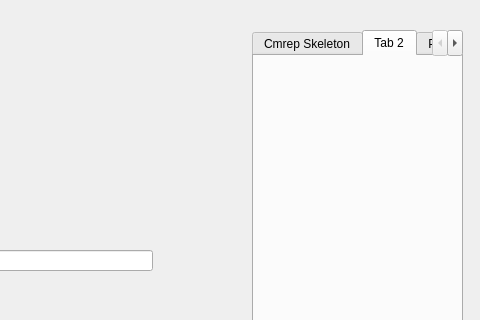
tiansijie/cmrep_skelGUI, file EventQtSlotConnect.ui: the form before one commit; both pictures show x 318 to 798 and y 0 to 320 of the 798 by 660 pixel window.
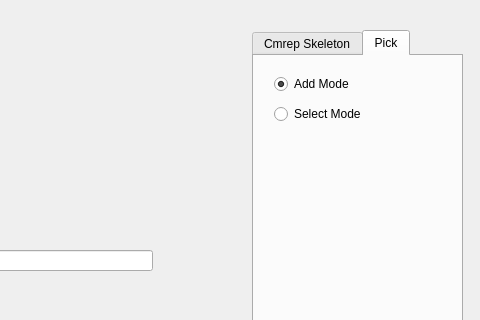
The form after the commit. The open tabs and pages were chosen to show the change. Custom widgets are drawn as their Qt base class.

Commit message: point selection

The edit to the form file:
```diff
--- a/EventQtSlotConnect.ui
+++ b/EventQtSlotConnect.ui
@@ -376,13 +376,37 @@
     </widget>
     <widget class="QWidget" name="tab_2">
      <attribute name="title">
-      <string>Tab 2</string>
+      <string>Pick</string>
      </attribute>
-    </widget>
-    <widget class="QWidget" name="tab_3">
-     <attribute name="title">
-      <string>Page</string>
-     </attribute>
+     <widget class="QRadioButton" name="radioButtonAdd">
+      <property name="geometry">
+       <rect>
+        <x>20</x>
+        <y>20</y>
+        <width>89</width>
+        <height>16</height>
+       </rect>
+      </property>
+      <property name="text">
+       <string>Add Mode</string>
+      </property>
+      <property name="checked">
+       <bool>true</bool>
+      </property>
+     </widget>
+     <widget class="QRadioButton" name="radioButtonSelect">
+      <property name="geometry">
+       <rect>
+        <x>20</x>
+        <y>50</y>
+        <width>89</width>
+        <height>16</height>
+       </rect>
+      </property>
+      <property name="text">
+       <string>Select Mode</string>
+      </property>
+     </widget>
     </widget>
    </widget>
    <widget class="QGroupBox" name="groupBox">
```
The commit also changes 2 other files.
